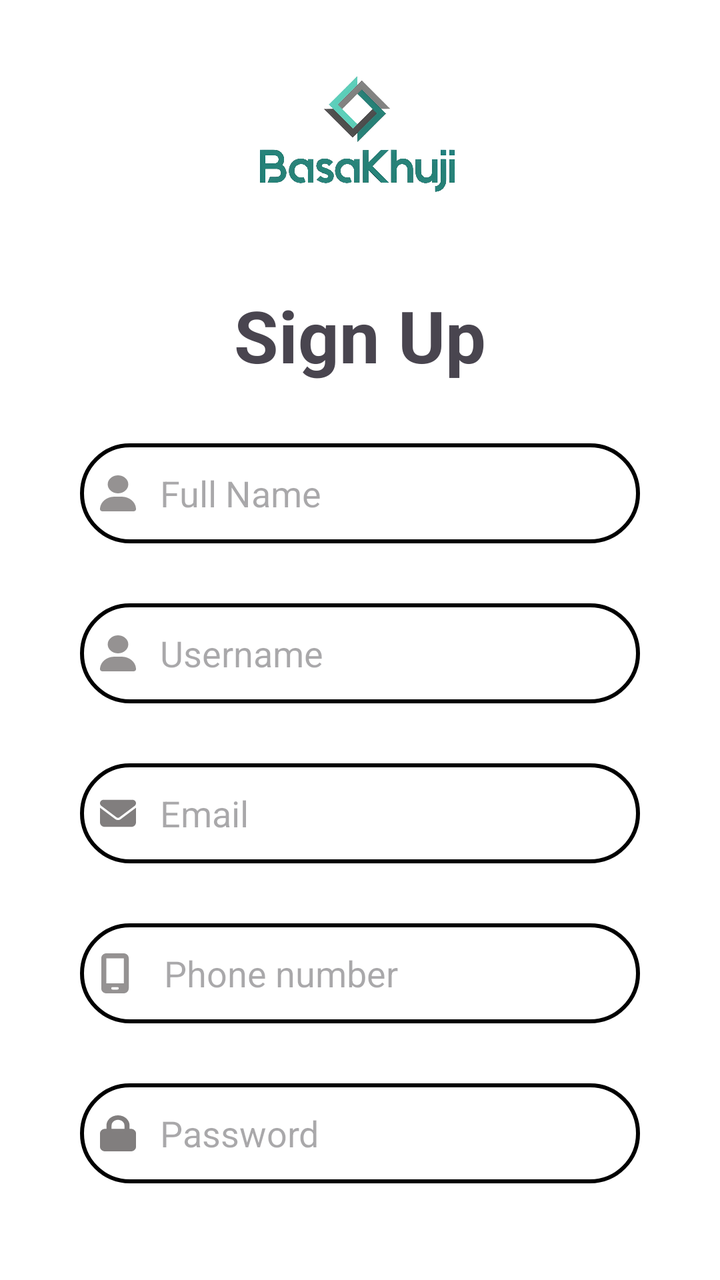
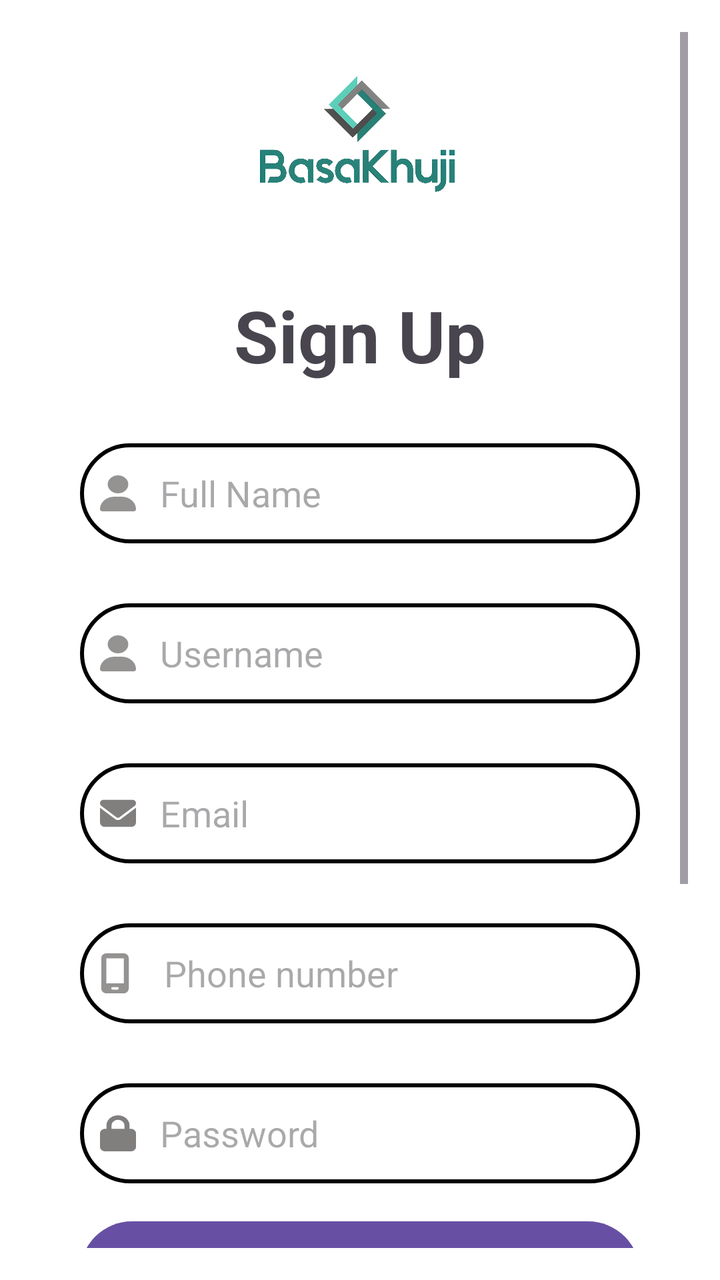

An Android layout rendered at two revisions. The XML below is the earlier revision; the diff shows what the commit changed to produce the second picture.
<!-- AndroidManifest.xml: application theme Theme.BasaKhuji -->
<!-- res/layout/activity_signup.xml -->
<?xml version="1.0" encoding="utf-8"?>
<RelativeLayout
    xmlns:android="http://schemas.android.com/apk/res/android"
    xmlns:tools="http://schemas.android.com/tools"
    android:layout_width="match_parent"
    android:layout_height="match_parent"
    android:background="@color/white"
    android:padding="16dp">

    <ImageView
        android:id="@+id/logoImageView"
        android:layout_width="wrap_content"
        android:layout_height="100dp"
        android:layout_marginTop="5dp"
        android:src="@drawable/logo"
        tools:layout_editor_absoluteX="-9dp"
        tools:layout_editor_absoluteY="60dp" />

    <LinearLayout
        android:layout_width="374dp"
        android:layout_height="716dp"
        android:layout_below="@+id/logoImageView"
        android:layout_gravity="center_horizontal"
        android:layout_marginTop="-2dp"
        android:orientation="vertical"
        android:padding="24dp">

        <TextView
            android:layout_width="match_parent"
            android:layout_height="wrap_content"
            android:text="Sign Up"
            android:textAlignment="center"
            android:textSize="36dp"
            android:textStyle="bold" />

        <EditText
            android:id="@+id/nameEditText"
            android:layout_width="match_parent"
            android:layout_height="50dp"
            android:layout_marginTop="30dp"
            android:background="@drawable/border"
            android:drawableLeft="@drawable/user"
            android:drawablePadding="12dp"
            android:hint="Full Name"
            android:inputType="text"
            android:padding="10dp"
            android:textColor="@color/black" />

        <EditText
            android:id="@+id/unameEditText"
            android:layout_width="match_parent"
            android:layout_height="50dp"
            android:layout_marginTop="30dp"
            android:background="@drawable/border"
            android:drawableLeft="@drawable/user"
            android:drawablePadding="12dp"
            android:hint="Username"
            android:inputType="text"
            android:padding="10dp"
            android:textColor="@color/black" />

        <EditText
            android:id="@+id/signUpEmailEditText"
            android:layout_width="match_parent"
            android:layout_height="50dp"
            android:layout_marginTop="30dp"
            android:background="@drawable/border"
            android:drawableLeft="@drawable/email"
            android:drawablePadding="12dp"
            android:hint="Email"
            android:inputType="textEmailAddress"
            android:padding="10dp"
            android:textColor="@color/black" />

        <EditText
            android:id="@+id/phonenumberEditText"
            android:layout_width="match_parent"
            android:layout_height="50dp"
            android:layout_marginTop="30dp"
            android:background="@drawable/border"
            android:drawableLeft="@drawable/mobile"
            android:drawablePadding="12dp"
            android:hint="Phone number"
            android:inputType="phone"
            android:padding="10dp"
            android:textColor="@color/black" />

        <EditText
            android:id="@+id/signUpPasswordEditText"
            android:layout_width="match_parent"
            android:layout_height="50dp"
            android:layout_marginTop="30dp"
            android:background="@drawable/border"
            android:drawableLeft="@drawable/lock"
            android:drawablePadding="12dp"
            android:hint="Password"
            android:inputType="textPassword"
            android:padding="10dp"
            android:textColor="@color/black" />

        <Button
            android:id="@+id/signUpButton"
            android:layout_width="match_parent"
            android:layout_height="60dp"
            android:layout_marginTop="30dp"
            android:text="SIGN UP"
            android:textSize="18dp" />

        <TextView
            android:id="@+id/loginTextView"
            android:layout_width="match_parent"
            android:layout_height="wrap_content"
            android:layout_marginTop="20dp"
            android:text="Already have an account? Log In"
            android:textSize="18dp" />
    </LinearLayout>

</RelativeLayout>
<!-- resources referenced by this layout -->
<resources>
  <color name="black">#FF000000</color>
  <color name="white">#FFFFFFFF</color>
  <!-- drawable border (drawable) -->
  <?xml version="1.0" encoding="utf-8"?>
  <shape xmlns:android="http://schemas.android.com/apk/res/android"
      android:shape="rectangle">
  
      <stroke
          android:width="2dp"
          android:color="@color/black"/>
  
      <corners
          android:radius="30dp"/>
  
  </shape>
  <!-- drawable email (drawable) -->
  <vector xmlns:android="http://schemas.android.com/apk/res/android"
      android:width="18dp"
      android:height="18dp"
      android:viewportWidth="512"
      android:viewportHeight="512">
    <path
        android:fillColor="#817E7E"
        android:pathData="M48,64C21.5,64 0,85.5 0,112c0,15.1 7.1,29.3 19.2,38.4L236.8,313.6c11.4,8.5 27,8.5 38.4,0L492.8,150.4c12.1,-9.1 19.2,-23.3 19.2,-38.4c0,-26.5 -21.5,-48 -48,-48H48zM0,176V384c0,35.3 28.7,64 64,64H448c35.3,0 64,-28.7 64,-64V176L294.4,339.2c-22.8,17.1 -54,17.1 -76.8,0L0,176z"/>
  </vector>
  <!-- drawable lock (drawable) -->
  <vector xmlns:android="http://schemas.android.com/apk/res/android"
      android:width="18dp"
      android:height="18dp"
      android:viewportWidth="448"
      android:viewportHeight="512">
    <path
        android:fillColor="#FF817E7E"
        android:pathData="M144,144v48H304V144c0,-44.2 -35.8,-80 -80,-80s-80,35.8 -80,80zM80,192V144C80,64.5 144.5,0 224,0s144,64.5 144,144v48h16c35.3,0 64,28.7 64,64V448c0,35.3 -28.7,64 -64,64H64c-35.3,0 -64,-28.7 -64,-64V256c0,-35.3 28.7,-64 64,-64H80z"/>
  </vector>
  <!-- drawable logo: jpg bitmap (drawable, 198444 bytes) -->
  <!-- drawable mobile (drawable) -->
  <vector
      xmlns:android="http://schemas.android.com/apk/res/android"
      android:width="20dp"
      android:height="20dp"
      android:viewportWidth="512"
      android:viewportHeight="512">
      <path
          android:fillColor="#959292"
          android:pathData="M16,64C16,28.7 44.7,0 80,0H304c35.3,0 64,28.7 64,64V448c0,35.3 -28.7,64 -64,64H80c-35.3,0 -64,-28.7 -64,-64V64zM144,448c0,8.8 7.2,16 16,16h64c8.8,0 16,-7.2 16,-16s-7.2,-16 -16,-16H160c-8.8,0 -16,7.2 -16,16zM304,64H80V384H304V64z"/>
  </vector>
  <!-- drawable user (drawable) -->
  <vector xmlns:android="http://schemas.android.com/apk/res/android"
      android:width="18dp"
      android:height="18dp"
      android:viewportWidth="448"
      android:viewportHeight="512">
    <path
        android:fillColor="#959292"
        android:pathData="M224,256A128,128 0,1 0,224 0a128,128 0,1 0,0 256zM178.3,304C79.8,304 0,383.8 0,482.3C0,498.7 13.3,512 29.7,512L418.3,512c16.4,0 29.7,-13.3 29.7,-29.7C448,383.8 368.2,304 269.7,304L178.3,304z"/>
  </vector>
  <style name="Theme.BasaKhuji" parent="Base.Theme.BasaKhuji" />
  <style name="Base.Theme.BasaKhuji" parent="Theme.Material3.DayNight.NoActionBar">
          
          
      </style>
</resources>

<!-- the commit's change to res/layout/activity_signup.xml (unified diff, before → after) -->
@@ -1,11 +1,15 @@
 <?xml version="1.0" encoding="utf-8"?>
-<RelativeLayout
-    xmlns:android="http://schemas.android.com/apk/res/android"
+<ScrollView xmlns:android="http://schemas.android.com/apk/res/android"
     xmlns:tools="http://schemas.android.com/tools"
     android:layout_width="match_parent"
     android:layout_height="match_parent"
+    xmlns:app="http://schemas.android.com/apk/res-auto"
     android:background="@color/white"
     android:padding="16dp">
+
+    <RelativeLayout
+        android:layout_width="match_parent"
+        android:layout_height="wrap_content">
 
     <ImageView
         android:id="@+id/logoImageView"
@@ -17,8 +21,8 @@
         tools:layout_editor_absoluteY="60dp" />
 
     <LinearLayout
-        android:layout_width="374dp"
-        android:layout_height="716dp"
+        android:layout_width="395dp"
+        android:layout_height="794dp"
         android:layout_below="@+id/logoImageView"
         android:layout_gravity="center_horizontal"
         android:layout_marginTop="-2dp"
@@ -98,11 +102,95 @@
             android:padding="10dp"
             android:textColor="@color/black" />
 
+
+
+
+
+
+
+
+
+
+
+
+
+
+
+
+
+
+
+
+
+
+
+
+
+
+
+
+
+
+
+
+
+
+
+
+
+
+
+
+
+
+
+
+
+
+
+
+
+
+
+
+
+
+
+
+
+
+
+
+
+
+
+
+
+
+
+
+
+
+
+
+
+
+
+
+
+
+
+
+
+
+
+
+
         <Button
             android:id="@+id/signUpButton"
             android:layout_width="match_parent"
             android:layout_height="60dp"
-            android:layout_marginTop="30dp"
+            android:layout_marginTop="15dp"
             android:text="SIGN UP"
             android:textSize="18dp" />
 
@@ -116,3 +204,4 @@
     </LinearLayout>
 
 </RelativeLayout>
+</ScrollView>
